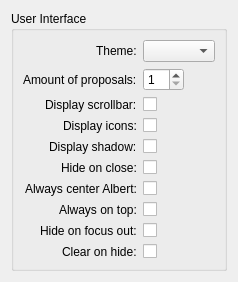
The window that src/plugins/widgetboxmodel/forms/configwidget.ui (albertlauncher/albert) describes before a commit, drawn with Qt 5.
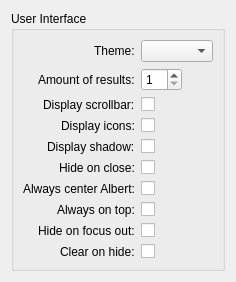
The same window after the commit.

Commit message: Refactoring Proposals -> Results

Patch:
```diff
--- a/src/plugins/widgetboxmodel/forms/configwidget.ui
+++ b/src/plugins/widgetboxmodel/forms/configwidget.ui
@@ -62,7 +62,7 @@
            </sizepolicy>
           </property>
           <property name="text">
-           <string>Amount of proposals:</string>
+           <string>Amount of results:</string>
           </property>
          </widget>
         </item>
```
Left out of the diff: 4 changed lines with no effect on the pictures. The commit also changes 51 other files.
